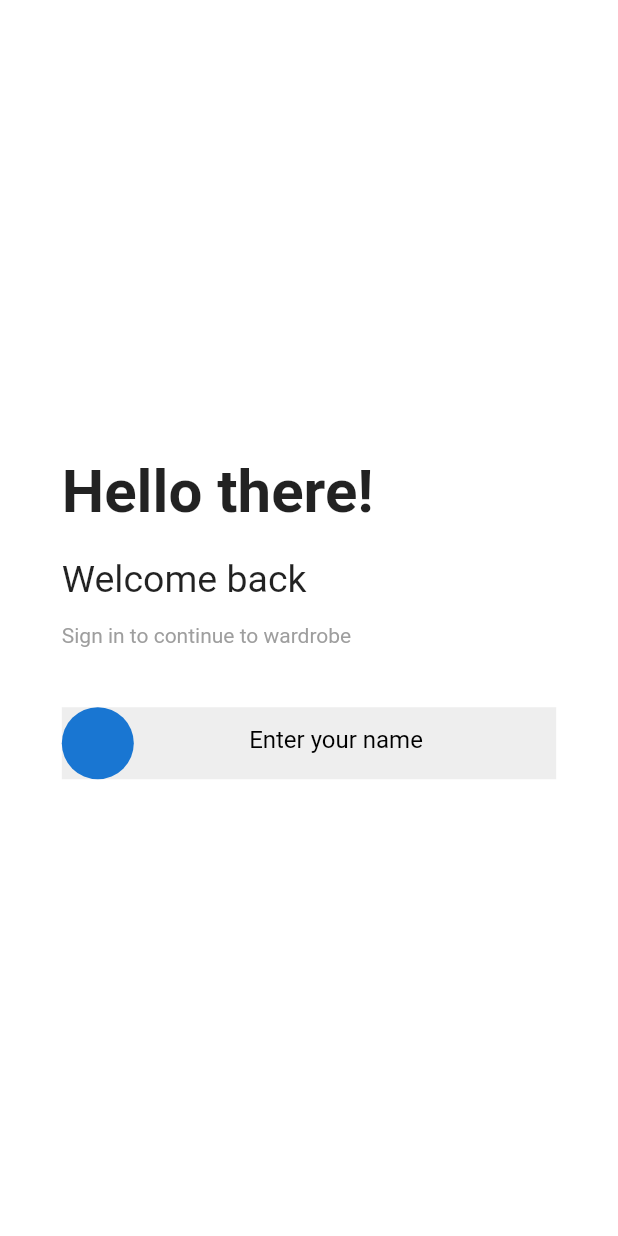
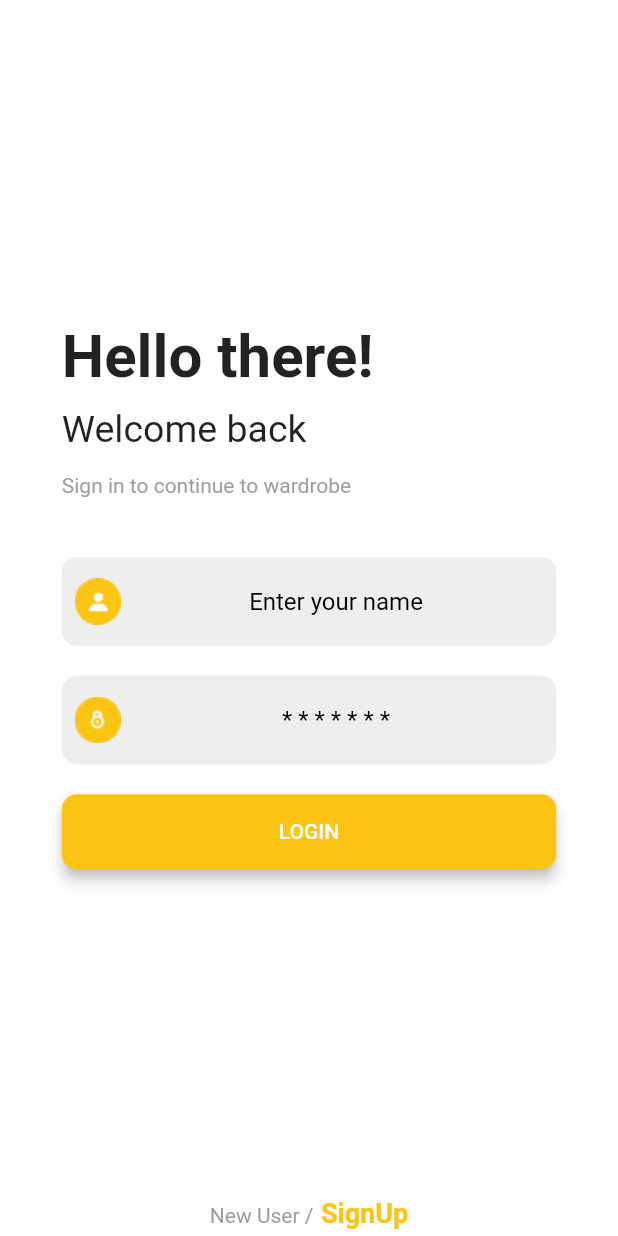
Before and after one commit to VISHNUPRABHAKARAN-7100/Onboarding-and-Login-page-of-a-Shopping-App, a Flutter app: the LoginScreen screen opened directly, on a phone screen of 412 x 824 dp. Run offline on Flutter 3.47's test engine with Material 2 defaults, Android fonts, the phone set to English and light mode, and no system bars; our stand-ins replace google_fonts; Roboto replaces fonts that are missing (Alegreya).

Commit message:
Login Screen created

```diff
--- a/lib/common_widgets/custom_textformfield.dart
+++ b/lib/common_widgets/custom_textformfield.dart
@@ -6,24 +6,41 @@ class CustomTextFormField extends StatelessWidget {
     super.key,
     required this.hintText,
     required this.prifixIconPath,
+    this.obscureText = false,
   });
 
   final String hintText;
   final String prifixIconPath;
+  final bool obscureText;
 
   @override
   Widget build(BuildContext context) {
     return TextFormField(
+      obscureText: obscureText,
       decoration: InputDecoration(
+        border: OutlineInputBorder(
+          borderRadius: BorderRadius.circular(10),
+        ),
         hintText: hintText,
         hintStyle: const TextStyle(
           color: ConstantColors.constantBlackColor,
         ),
         fillColor: Colors.grey.shade200,
-        border: InputBorder.none,
+        enabledBorder: OutlineInputBorder(
+          borderRadius: BorderRadius.circular(10),
+          borderSide: BorderSide(color: Colors.grey.shade200),
+        ),
+        focusedBorder: const OutlineInputBorder(
+          borderSide: BorderSide(
+            color: ConstantColors.constantYellowColor,
+          ),
+        ),
         filled: true,
-      prefixIcon: CircleAvatar(radius: 10,)),
-
+        prefixIcon: Image.asset(
+          prifixIconPath,
+        ),
+      ),
+      textInputAction: TextInputAction.next,
       textAlign: TextAlign.center,
       cursorColor: ConstantColors.constantBlackColor,
     );
--- a/lib/login_screen/view/login_screen.dart
+++ b/lib/login_screen/view/login_screen.dart
@@ -1,5 +1,6 @@
 import 'package:flutter/material.dart';
 import 'package:google_fonts/google_fonts.dart';
+import 'package:onboarding_and_login_page_of_a_shopping_app/common_widgets/custom_button.dart';
 import 'package:onboarding_and_login_page_of_a_shopping_app/common_widgets/custom_textformfield.dart';
 import 'package:onboarding_and_login_page_of_a_shopping_app/utils/constant_colors.dart';
 
@@ -21,11 +22,14 @@ class LoginScreen extends StatelessWidget {
         child: Center(
           child: SingleChildScrollView(
             child: Container(
+              height: size.height - 30,
+              width: double.infinity,
               padding: EdgeInsets.symmetric(horizontal: size.width * 0.1),
               child: Column(
                 mainAxisAlignment: MainAxisAlignment.center,
                 crossAxisAlignment: CrossAxisAlignment.stretch,
                 children: [
+                  // Text widget to greeting to the user.
                   Text(
                     'Hello there!',
                     style: GoogleFonts.roboto(
@@ -34,14 +38,16 @@ class LoginScreen extends StatelessWidget {
                     ),
                   ),
                   const SizedBox(
-                    height: 20,
+                    height: 10,
                   ),
+                  // Text widget to greeting to the user
                   Text(
                     'Welcome back',
                     style: GoogleFonts.alegreya(
                       fontSize: 25,
                     ),
                   ),
+                  // Text widget to greeting to the user
                   const SizedBox(
                     height: 15,
                   ),
@@ -54,9 +60,31 @@ class LoginScreen extends StatelessWidget {
                   const SizedBox(
                     height: 40,
                   ),
+                  // Textfomrfield for enter the username of the user to login.
                   const CustomTextFormField(
                     hintText: 'Enter your name',
-                    prifixIconPath: '',
+                    prifixIconPath:
+                        'assets/icons/icon_of_person_within_a_circle.png',
+                  ),
+                  const SizedBox(
+                    height: 20,
+                  ),
+                  // Textfomrfield for enter the password of the user to login.
+                  const CustomTextFormField(
+                    hintText: '* * * * * * *',
+                    prifixIconPath:
+                        'assets/icons/icon_of_lock_within_a_circle.png',
+                    obscureText: true,
+                  ),
+                  const SizedBox(
+                    height: 20,
+                  ),
+                  // Button for Login after entering the credentials.
+                  CustomButton(
+                    buttonTitle: 'LOGIN',
+                    buttonColor: ConstantColors.constantYellowColor,
+                    onPressed: () {},
+                    bottonWidth: double.infinity,
                   ),
                 ],
               ),
@@ -64,6 +92,34 @@ class LoginScreen extends StatelessWidget {
           ),
         ),
       ),
+      // Text widget to navigate to SignUp screen,
+      // if the user have no account in our company.
+      bottomNavigationBar: SizedBox(
+        height: 30,
+        child: Center(
+          child: RichText(
+            text: const TextSpan(
+              style: TextStyle(color: Colors.grey),
+              children: [
+                TextSpan(text: 'New User /'),
+                WidgetSpan(
+                  child: SizedBox(
+                    width: 5,
+                  ),
+                ),
+                TextSpan(
+                  text: 'SignUp',
+                  style: TextStyle(
+                    fontWeight: FontWeight.w700,
+                    color: ConstantColors.constantYellowColor,
+                    fontSize: 18,
+                  ),
+                ),
+              ],
+            ),
+          ),
+        ),
+      ),
     );
   }
 }
--- a/pubspec.yaml
+++ b/pubspec.yaml
@@ -62,6 +62,7 @@ flutter:
   # To add assets to your application, add an assets section, like this:
   assets:
     - assets/images/
+    - assets/icons/
   #   - images/a_dot_ham.jpeg
 
   # An image asset can refer to one or more resolution-specific "variants", see
```
Also changed, not shown: assets/icons/icon_of_lock_within_a_circle.png (added), assets/icons/icon_of_person_within_a_circle.png (added).
